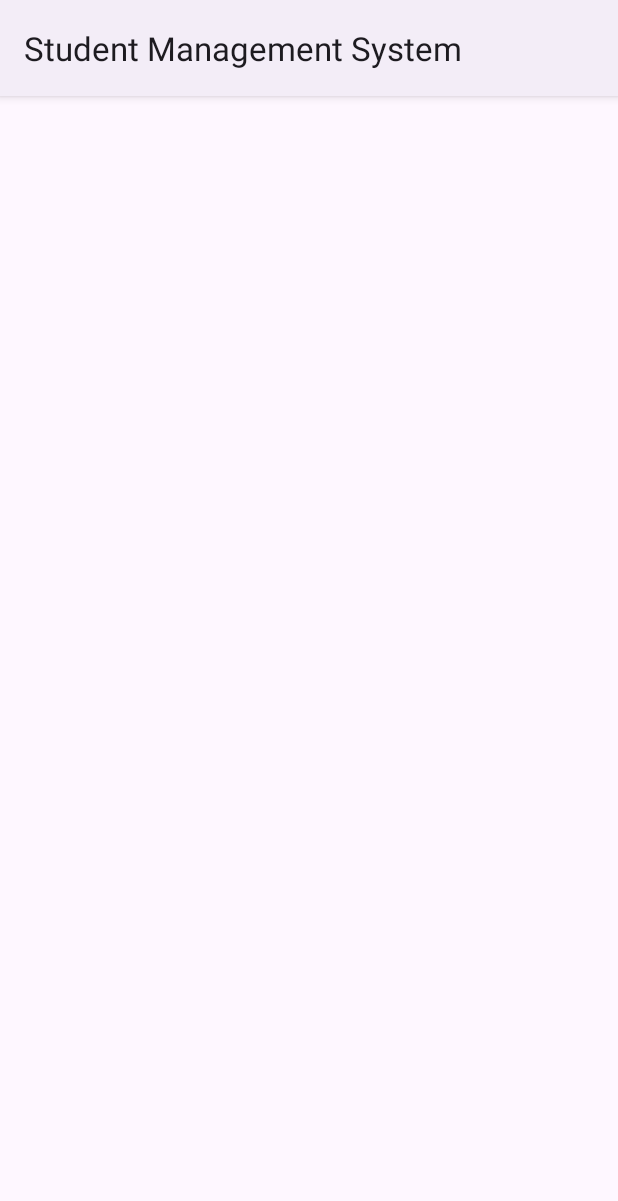
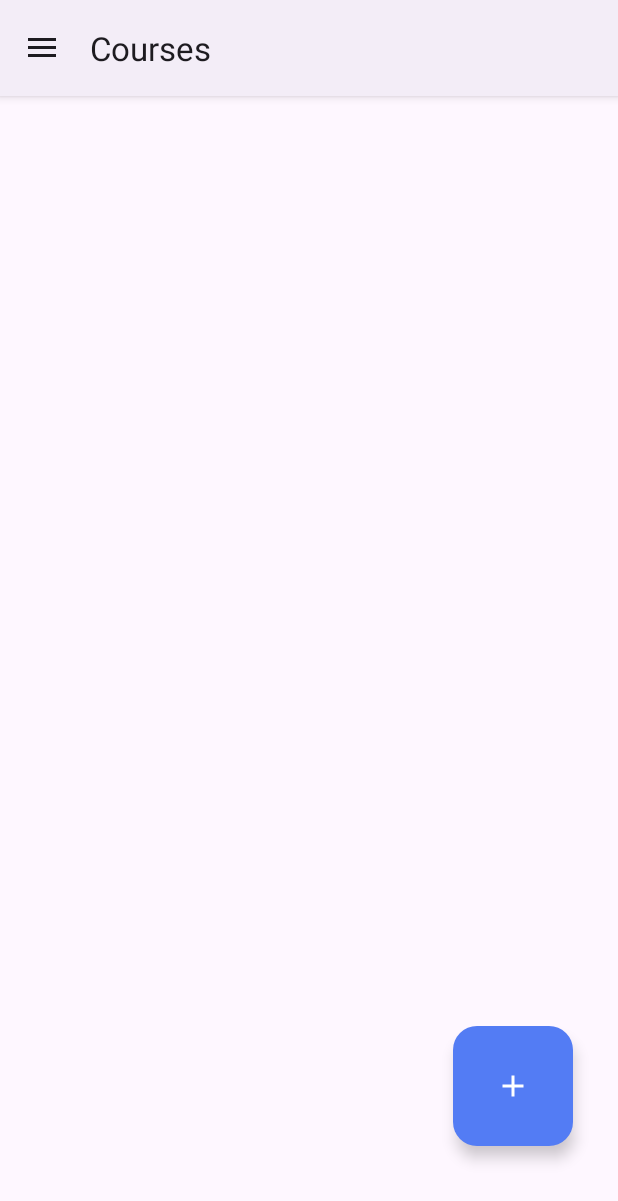
Before and after one commit to NigsKerKer123/Student-Management-System, an Android app: the CourseMainActivity screen opened directly, with no data from a screen before it, on a phone screen of 412 x 824 dp. Shown: the top 1201 px of the screen. Run offline under Robolectric (Android 15) with nearby library versions, the phone set to English and light mode, and no system bars; our stand-ins replace Firebase (no records; nobody signed in at launch, a user with empty details on screens opened directly); Roboto replaces fonts that are not available here.

Commit message:
Fixes the onback errors and added courses activities

```diff
--- a/app/src/main/java/com/example/sms/Login.java
+++ b/app/src/main/java/com/example/sms/Login.java
@@ -88,7 +88,6 @@ public class Login extends AppCompatActivity {
         buttonRegister.setOnClickListener(v -> {
             Intent intent = new Intent(Login.this, Register.class);
             startActivity(intent);
-            finish();
         });
     }
 
--- a/app/src/main/java/com/example/sms/Register.java
+++ b/app/src/main/java/com/example/sms/Register.java
@@ -98,11 +98,10 @@ public class Register extends AppCompatActivity {
                 });
         });
 
-        //login
+        //goto login activity
         buttonBack.setOnClickListener(v -> {
             Intent intent = new Intent(Register.this, Login.class);
             startActivity(intent);
-            finish();
         });
     }
 
--- a/app/src/main/java/com/example/sms/course/CourseMainActivity.java
+++ b/app/src/main/java/com/example/sms/course/CourseMainActivity.java
@@ -1,26 +1,141 @@
 package com.example.sms.course;
 
+import android.content.Intent;
 import android.os.Bundle;
+import android.view.LayoutInflater;
+import android.view.MenuItem;
+import android.view.View;
+import android.widget.Button;
+import android.widget.TextView;
+import android.widget.Toast;
 
 import androidx.activity.EdgeToEdge;
+import androidx.activity.OnBackPressedCallback;
+import androidx.annotation.NonNull;
+import androidx.appcompat.app.ActionBarDrawerToggle;
+import androidx.appcompat.app.AlertDialog;
 import androidx.appcompat.app.AppCompatActivity;
 import androidx.core.graphics.Insets;
+import androidx.core.view.GravityCompat;
 import androidx.core.view.ViewCompat;
 import androidx.core.view.WindowInsetsCompat;
+import androidx.drawerlayout.widget.DrawerLayout;
 
+import com.example.sms.Login;
 import com.example.sms.R;
+import com.example.sms.college.CollegeMainActivity;
+import com.google.android.material.navigation.NavigationView;
+import com.google.firebase.auth.FirebaseAuth;
+import com.google.firebase.auth.FirebaseUser;
 
 public class CourseMainActivity extends AppCompatActivity {
+    //firebase auth
+    private FirebaseAuth mAuth;
+    FirebaseUser user;
+
+    //UI drawer layout
+    DrawerLayout drawerLayout;
+    NavigationView navigationView;
+    TextView textViewEmail;
+    ActionBarDrawerToggle drawerToggle;
+
+    //Dialog box UI
+    Button btnYes, btnNo;
+    View logoutDialogView;
+    AlertDialog.Builder builder;
+    AlertDialog logoutDialog;
+    LayoutInflater inflater;
 
     @Override
     protected void onCreate(Bundle savedInstanceState) {
         super.onCreate(savedInstanceState);
         EdgeToEdge.enable(this);
         setContentView(R.layout.activity_course_main);
-        ViewCompat.setOnApplyWindowInsetsListener(findViewById(R.id.main), (v, insets) -> {
+        ViewCompat.setOnApplyWindowInsetsListener(findViewById(R.id.courses_drawer_layout), (v, insets) -> {
             Insets systemBars = insets.getInsets(WindowInsetsCompat.Type.systemBars());
             v.setPadding(systemBars.left, systemBars.top, systemBars.right, systemBars.bottom);
             return insets;
         });
+
+        //para ma ilisan ang title sa activity
+        getSupportActionBar().setTitle("Courses");
+
+        //Firebase authentication initialization
+        mAuth = FirebaseAuth.getInstance();
+        user = mAuth.getCurrentUser();
+
+        createDrawerLayout();
     }
+
+    //method to create sidebar
+    public void createDrawerLayout(){
+        drawerLayout = findViewById(R.id.courses_drawer_layout);
+        navigationView = findViewById(R.id.nav_view);
+        textViewEmail = navigationView.getHeaderView(0).findViewById(R.id.email);
+        String email = user.getEmail();
+        textViewEmail.setText(email);
+
+        drawerToggle = new ActionBarDrawerToggle(this,drawerLayout, R.string.open, R.string.close);
+        drawerLayout.addDrawerListener(drawerToggle);
+        drawerToggle.syncState();
+
+        getSupportActionBar().setDisplayHomeAsUpEnabled(true);
+        getSupportActionBar().setHomeButtonEnabled(true);
+
+        navigationView.setNavigationItemSelectedListener(item -> {
+            int id = item.getItemId();
+
+            if (id == R.id.college){
+                Toast.makeText(CourseMainActivity.this, "Colleges", Toast.LENGTH_SHORT).show();
+            } else if (id == R.id.course){
+                Toast.makeText(CourseMainActivity.this, "Courses", Toast.LENGTH_SHORT).show();
+            } else if (id == R.id.section){
+                Toast.makeText(CourseMainActivity.this, "Sections", Toast.LENGTH_SHORT).show();
+            } else if (id == R.id.student){
+                Toast.makeText(CourseMainActivity.this, "Students", Toast.LENGTH_SHORT).show();
+            } else if (id == R.id.logout){
+                logoutDialog.show();
+            }
+
+            drawerLayout.closeDrawer(GravityCompat.START);
+            return true;
+        });
+    }
+
+    //to toggle drawer
+    @Override
+    public boolean onOptionsItemSelected(@NonNull MenuItem item) {
+        if (drawerToggle.onOptionsItemSelected(item)) {
+            return true;
+        }
+        return super.onOptionsItemSelected(item);
+    }
+
+    //logout dialogbox
+    public void createLogoutDialogBox(){
+        logoutDialogView = inflater.inflate(R.layout.logout_dialogbox, null);
+
+        btnYes = logoutDialogView.findViewById(R.id.btn_yes);
+        btnNo = logoutDialogView.findViewById(R.id.btn_no);
+
+        builder.setView(logoutDialogView);
+        logoutDialog = builder.create();
+
+        //Logout button
+        btnYes.setOnClickListener(v -> {
+            logoutDialog.dismiss();
+            mAuth.signOut();
+            Toast.makeText(CourseMainActivity.this, "Logged out successfully", Toast.LENGTH_SHORT).show();
+            Intent intent = new Intent(CourseMainActivity.this, Login.class);
+            startActivity(intent);
+            finish();
+        });
+
+        //close logout dialogbox
+        btnNo.setOnClickListener(v -> {
+            logoutDialog.dismiss();
+        });
+    }
+
+
 }
--- a/app/src/main/res/layout/activity_college_main.xml
+++ b/app/src/main/res/layout/activity_college_main.xml
@@ -2,7 +2,7 @@
     xmlns:android="http://schemas.android.com/apk/res/android"
     xmlns:app="http://schemas.android.com/apk/res-auto"
     xmlns:tools="http://schemas.android.com/tools"
-    android:id="@+id/drawer_layout"
+    android:id="@+id/college_drawer_layout"
     android:layout_width="match_parent"
     android:layout_height="match_parent"
     tools:context=".college.CollegeMainActivity">
@@ -18,7 +18,7 @@
             android:layout_height="match_parent" />
 
         <com.google.android.material.floatingactionbutton.FloatingActionButton
-            android:id="@+id/addCollegeButtonShowDialog"
+            android:id="@+id/addButtonShowDialog"
             android:layout_width="80dp"
             android:layout_height="80dp"
             android:layout_gravity="bottom|end"
--- a/app/src/main/res/layout/activity_course_main.xml
+++ b/app/src/main/res/layout/activity_course_main.xml
@@ -1,10 +1,44 @@
 <?xml version="1.0" encoding="utf-8"?>
-<androidx.constraintlayout.widget.ConstraintLayout xmlns:android="http://schemas.android.com/apk/res/android"
+<androidx.drawerlayout.widget.DrawerLayout xmlns:android="http://schemas.android.com/apk/res/android"
     xmlns:app="http://schemas.android.com/apk/res-auto"
     xmlns:tools="http://schemas.android.com/tools"
-    android:id="@+id/main"
+    android:id="@+id/courses_drawer_layout"
     android:layout_width="match_parent"
     android:layout_height="match_parent"
     tools:context=".course.CourseMainActivity">
 
-</androidx.constraintlayout.widget.ConstraintLayout>
+    <FrameLayout
+        android:layout_width="match_parent"
+        android:layout_height="match_parent"
+        android:layout_marginTop="90dp">
+
+        <androidx.recyclerview.widget.RecyclerView
+            android:id="@+id/recycler_view"
+            android:layout_width="match_parent"
+            android:layout_height="match_parent" />
+
+        <com.google.android.material.floatingactionbutton.FloatingActionButton
+            android:id="@+id/addButtonShowDialog"
+            android:layout_width="80dp"
+            android:layout_height="80dp"
+            android:layout_gravity="bottom|end"
+            android:layout_marginEnd="30dp"
+            android:layout_marginBottom="60dp"
+            android:src="@drawable/ic_add"
+            app:backgroundTint="#537CF4"
+            android:contentDescription="Add colleges"
+            app:tint="@android:color/white"
+            app:fabCustomSize="80dp"
+            android:elevation="3dp"/>
+
+    </FrameLayout>
+
+    <com.google.android.material.navigation.NavigationView
+        android:id="@+id/nav_view"
+        android:layout_width="wrap_content"
+        android:layout_height="match_parent"
+        android:layout_gravity="start"
+        android:layout_marginTop="?attr/actionBarSize"
+        app:headerLayout="@layout/header"
+        app:menu="@menu/main_menu"/>
+</androidx.drawerlayout.widget.DrawerLayout>
```
Also changed, not shown: app/src/main/java/com/example/sms/college/CollegeMainActivity.java (+34 -25 lines).
